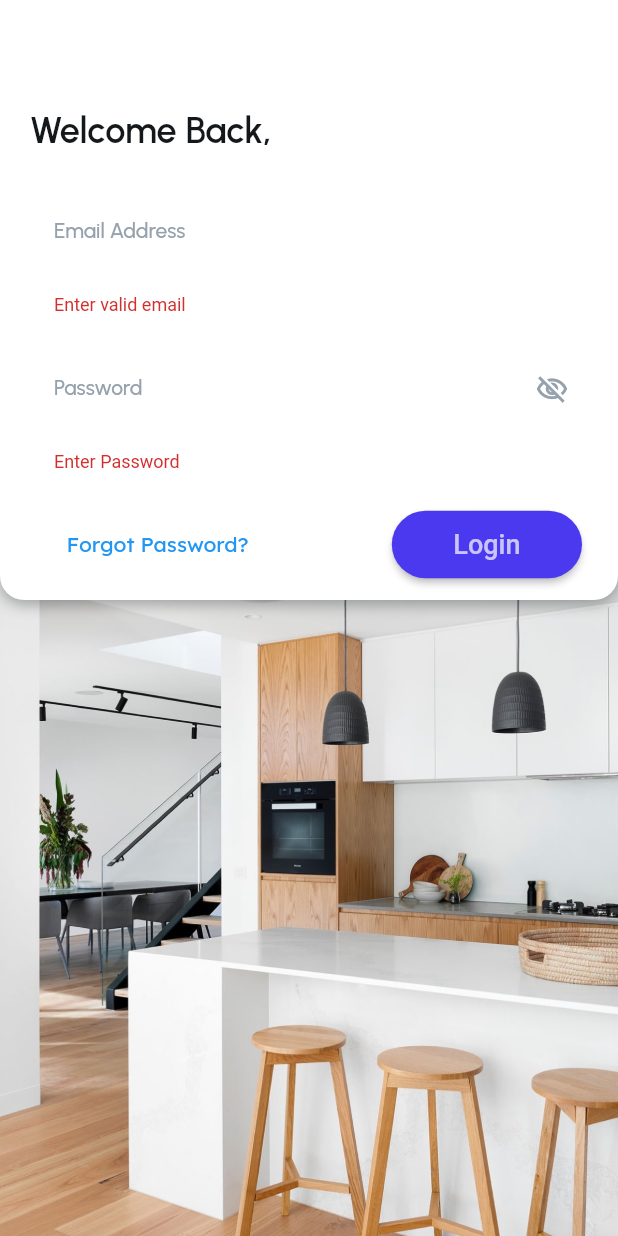
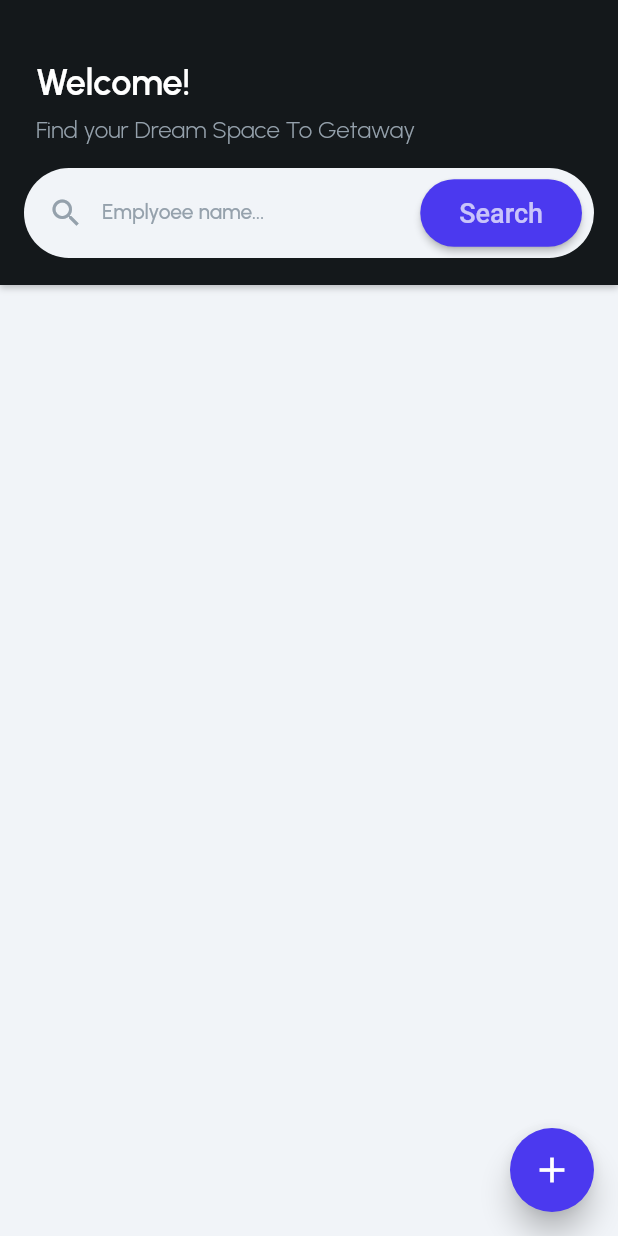
Before and after one commit to abaditya26/employee-management, a Flutter app: the screen it shows after launch, after a tap on "Login", on a phone screen of 412 x 824 dp. Run offline on Flutter 3.47's test engine with Material 2 defaults, Android fonts, the phone set to English and light mode, and no system bars; our stand-ins replace cloud_firestore, firebase_auth, firebase_core, google_fonts; accounts and stored records are empty.

Commit message:
added admin dashboard

```diff
--- a/lib/main.dart
+++ b/lib/main.dart
@@ -1,7 +1,7 @@
 import 'package:firebase_core/firebase_core.dart';
 import 'package:flutter/material.dart';
 import 'firebase_options.dart';
-import 'login_page.dart';
+import 'pages/login_page.dart';
 Future<void> main() async {
   WidgetsFlutterBinding.ensureInitialized();
   await Firebase.initializeApp(
--- /dev/null
+++ b/lib/pages/admin_dashboard.dart
@@ -0,0 +1,310 @@
+import 'package:flutter/material.dart';
+import 'package:google_fonts/google_fonts.dart';
+
+class admin_dashboard extends StatefulWidget {
+  const admin_dashboard({Key? key}) : super(key: key);
+
+  @override
+  _admin_dashboardState createState() => _admin_dashboardState();
+}
+
+class _admin_dashboardState extends State<admin_dashboard> {
+  TextEditingController? textController;
+  bool _isLoading = false;
+
+  final scaffoldKey = GlobalKey<ScaffoldState>();
+
+  @override
+  void initState() {
+    super.initState();
+    textController = TextEditingController();
+  }
+
+  @override
+  void dispose() {
+    textController?.dispose();
+    super.dispose();
+  }
+
+  @override
+  Widget build(BuildContext context) {
+    return Scaffold(
+      key: scaffoldKey,
+      backgroundColor: const Color(0xFFF1F4F8),
+      floatingActionButton: FloatingActionButton(onPressed: (){},
+        backgroundColor: const Color(0xFF4B39EF),
+        elevation: 8,
+        child: const Icon(Icons.add,
+            color: Colors.white,
+            size: 28),
+      ),
+      body: SingleChildScrollView(
+        child: Column(
+          mainAxisSize: MainAxisSize.max,
+          children: [
+            Container(
+              width: double.infinity,
+              height: 190,
+              decoration: const BoxDecoration(
+                color: Color(0xFF14181B),
+                boxShadow: [
+                  BoxShadow(
+                    blurRadius: 3,
+                    color: Color(0x39000000),
+                    offset: Offset(0, 2),
+                  )
+                ],
+              ),
+              child: Column(
+                mainAxisSize: MainAxisSize.max,
+                crossAxisAlignment: CrossAxisAlignment.start,
+                children: [
+                  Padding(
+                    padding:
+                        const EdgeInsetsDirectional.fromSTEB(24, 40, 24, 8),
+                    child: Row(
+                      mainAxisSize: MainAxisSize.max,
+                      mainAxisAlignment: MainAxisAlignment.start,
+                      children: [
+                        Text(
+                          'Welcome!',
+                          style: GoogleFonts.urbanist(
+                            color: const Color(0xFFFFFFFF),
+                            fontWeight: FontWeight.w600,
+                            fontSize: 24,
+                          ),
+                        ),
+                      ],
+                    ),
+                  ),
+                  Padding(
+                    padding: const EdgeInsetsDirectional.fromSTEB(24, 0, 24, 0),
+                    child: Row(
+                      mainAxisSize: MainAxisSize.max,
+                      mainAxisAlignment: MainAxisAlignment.start,
+                      children: [
+                        Text(
+                          'Find your Dream Space To Getaway',
+                          style: GoogleFonts.urbanist(
+                            color: const Color(0xFF95A1AC),
+                            fontWeight: FontWeight.w300,
+                            fontSize: 16,
+                          ),
+                        ),
+                      ],
+                    ),
+                  ),
+                  Padding(
+                    padding:
+                        const EdgeInsetsDirectional.fromSTEB(16, 16, 16, 0),
+                    child: Container(
+                      width: double.infinity,
+                      height: 60,
+                      decoration: BoxDecoration(
+                        color: const Color(0xFFF1F4F8),
+                        borderRadius: BorderRadius.circular(30),
+                      ),
+                      alignment: const AlignmentDirectional(0, 0),
+                      child: Row(
+                        mainAxisSize: MainAxisSize.max,
+                        children: [
+                          Expanded(
+                            child: Padding(
+                              padding: const EdgeInsetsDirectional.fromSTEB(
+                                  4, 0, 4, 0),
+                              child: TextFormField(
+                                controller: textController,
+                                obscureText: false,
+                                decoration: InputDecoration(
+                                  labelText: 'Emplyoee name...',
+                                  labelStyle: GoogleFonts.urbanist(
+                                    color: const Color(0xFF95A1AC),
+                                    fontWeight: FontWeight.w500,
+                                    fontSize: 14,
+                                  ),
+                                  enabledBorder: OutlineInputBorder(
+                                    borderSide: const BorderSide(
+                                      color: Color(0x00000000),
+                                      width: 2,
+                                    ),
+                                    borderRadius: BorderRadius.circular(8),
+                                  ),
+                                  focusedBorder: OutlineInputBorder(
+                                    borderSide: const BorderSide(
+                                      color: Color(0x00000000),
+                                      width: 2,
+                                    ),
+                                    borderRadius: BorderRadius.circular(8),
+                                  ),
+                                  errorBorder: OutlineInputBorder(
+                                    borderSide: const BorderSide(
+                                      color: Color(0x00000000),
+                                      width: 2,
+                                    ),
+                                    borderRadius: BorderRadius.circular(8),
+                                  ),
+                                  focusedErrorBorder: OutlineInputBorder(
+                                    borderSide: const BorderSide(
+                                      color: Color(0x00000000),
+                                      width: 2,
+                                    ),
+                                    borderRadius: BorderRadius.circular(8),
+                                  ),
+                                  prefixIcon: const Icon(
+                                    Icons.search_sharp,
+                                    color: Color(0xFF95A1AC),
+                                  ),
+                                ),
+                                style: GoogleFonts.urbanist(
+                                  color: const Color(0xFF14181B),
+                                  fontWeight: FontWeight.w500,
+                                  fontSize: 14,
+                                ),
+                              ),
+                            ),
+                          ),
+                          Padding(
+                            padding: const EdgeInsetsDirectional.fromSTEB(0, 0, 8, 0),
+                            child: _isLoading
+                                ? const Padding(
+                              padding: EdgeInsetsDirectional.fromSTEB(
+                                  25, 12, 25, 12),
+                              child: Center(
+                                child: CircularProgressIndicator(),
+                              ),
+                            )
+                                : ElevatedButton(
+                              onPressed: () {
+                                print('Search button pressed');
+                              },
+                              style: ElevatedButton.styleFrom(
+                                  shape: const StadiumBorder(),
+                                  backgroundColor:
+                                  const Color(0xFF4B39EF)),
+                              child: const Padding(
+                                padding:
+                                EdgeInsetsDirectional.fromSTEB(
+                                    10, 12, 10, 12),
+                                child: FittedBox(
+                                  child: Text(
+                                    'Search',
+                                    style: TextStyle(
+                                      fontSize: 18,
+                                      color: Colors.white70,
+                                    ),
+                                  ),
+                                ),
+                              ),
+                            ),
+
+
+                          ),
+                        ],
+                      ),
+                    ),
+                  ),
+                ],
+              ),
+            ),
+            // Generated code for this ListView Widget...
+            // Padding(
+            //   padding: EdgeInsetsDirectional.fromSTEB(0, 8, 0, 0),
+            //   child: StreamBuilder<List<PropertiesRecord>>(
+            //     stream: queryPropertiesRecord(
+            //       queryBuilder: (propertiesRecord) =>
+            //           propertiesRecord.orderBy('lastUpdated', descending: true),
+            //     ),
+            //     builder: (context, snapshot) {
+            //       // Customize what your widget looks like when it's loading.
+            //       if (!snapshot.hasData) {
+            //         return const Center(
+            //           child: SizedBox(
+            //             width: 50,
+            //             height: 50,
+            //             child: CircularProgressIndicator(
+            //               color: Color(0xFF4B39EF),
+            //             ),
+            //           ),
+            //         );
+            //       }
+            //       List<PropertiesRecord> listViewPropertiesRecordList = snapshot.data!;
+            //       return ListView.builder(
+            //         padding: EdgeInsets.zero,
+            //         primary: false,
+            //         shrinkWrap: true,
+            //         scrollDirection: Axis.vertical,
+            //         itemCount: listViewPropertiesRecordList.length,
+            //         itemBuilder: (context, listViewIndex) {
+            //           final listViewPropertiesRecord =
+            //           listViewPropertiesRecordList[listViewIndex];
+            //           return Padding(
+            //             padding: EdgeInsetsDirectional.fromSTEB(16, 0, 16, 12),
+            //             child: Container(
+            //               width: double.infinity,
+            //               decoration: BoxDecoration(
+            //                 color: const Color(0xFFFFFFFF),
+            //                 boxShadow: const [
+            //                   BoxShadow(
+            //                     blurRadius: 4,
+            //                     color: Color(0x32000000),
+            //                     offset: Offset(0, 2),
+            //                   )
+            //                 ],
+            //                 borderRadius: BorderRadius.circular(8),
+            //               ),
+            //               child: InkWell(
+            //                 onTap: () async {
+            //                   await Navigator.push(
+            //                     context,
+            //                     MaterialPageRoute(
+            //                       builder: (context) => PropertyDetailsWidget(
+            //                         propertyRef: listViewPropertiesRecord,
+            //                       ),
+            //                     ),
+            //                   );
+            //                 },
+            //                 child: Column(
+            //                   mainAxisSize: MainAxisSize.max,
+            //                   children: [
+            //                     Padding(
+            //                       padding: EdgeInsetsDirectional.fromSTEB(16, 16, 16, 16),
+            //                       child: Row(
+            //                         mainAxisSize: MainAxisSize.max,
+            //                         children: [
+            //                           Expanded(
+            //                             child: Text(
+            //                               listViewPropertiesRecord.propertyName!
+            //                                   .maybeHandleOverflow(
+            //                                 maxChars: 36,
+            //                                 replacement: '…',
+            //                               ),
+            //                               style: GoogleFonts.urbanist(
+            //
+            //                                 color: const Color(0xFF14181B),
+            //                                 fontWeight: FontWeight.bold,
+            //                                 fontSize: 20,
+            //                               ),
+            //                             ),
+            //                           ),
+            //                         ],
+            //                       ),
+            //                     ),
+            //                   ],
+            //                 ),
+            //               ),
+            //             ),
+            //           );
+            //         },
+            //       );
+            //     },
+            //   ),
+            // ),
+
+          ],
+
+        ),
+
+      ),
+    );
+  }
+}
--- a/lib/login_page.dart
+++ b/lib/pages/login_page.dart
@@ -1,7 +1,7 @@
 import 'package:employee_management/services/auth_services.dart';
 import 'package:employee_management/services/database_services.dart';
-
-import '../main.dart';
+import 'admin_dashboard.dart';
+import '../../main.dart';
 import 'package:flutter/material.dart';
 import 'package:google_fonts/google_fonts.dart';
 
@@ -47,11 +47,11 @@ class _LoginWidgetState extends State<LoginWidget> {
           _db.isUserAdmin(uid).then((value) {
             if (value) {
               // TODO: user is admin
-              ScaffoldMessenger.of(context)
-                  .showSnackBar(const SnackBar(content: Text("Admin User Logged in")));
+              ScaffoldMessenger.of(context).showSnackBar(
+                  const SnackBar(content: Text("Admin User Logged in")));
             } else {
-              ScaffoldMessenger.of(context)
-                  .showSnackBar(const SnackBar(content: Text("Employee logged in.")));
+              ScaffoldMessenger.of(context).showSnackBar(
+                  const SnackBar(content: Text("Employee logged in.")));
               //TODO: user is employee
             }
             setState(() {
@@ -351,16 +351,23 @@ class _LoginWidgetState extends State<LoginWidget> {
                                 padding: const EdgeInsetsDirectional.fromSTEB(
                                     0, 0, 4, 0),
                                 child: _isLoading
-                                    ? const Padding(padding:
-                                EdgeInsetsDirectional.fromSTEB(
-                                    25, 12, 25, 12),
-                                      child: Center(
+                                    ? const Padding(
+                                        padding: EdgeInsetsDirectional.fromSTEB(
+                                            25, 12, 25, 12),
+                                        child: Center(
                                           child: CircularProgressIndicator(),
                                         ),
-                                    )
+                                      )
                                     : ElevatedButton(
                                         onPressed: () {
                                           signIn();
+                                           Navigator.push(
+                                                context,
+                                                MaterialPageRoute(
+                                                  builder: (context) =>
+                                                      admin_dashboard(),
+                                                ),
+                                              );
                                         },
                                         style: ElevatedButton.styleFrom(
                                             shape: const StadiumBorder(),
--- a/pubspec.yaml
+++ b/pubspec.yaml
@@ -44,6 +44,8 @@ dependencies:
   image_picker: ^0.8.5+3
   firebase_storage: ^10.3.9
   cached_network_image: ^3.2.2
+  flutter_animate: ^1.0.0
+
 
 dev_dependencies:
   flutter_test:
```
Also changed, not shown: pubspec.lock, 2 other files.
